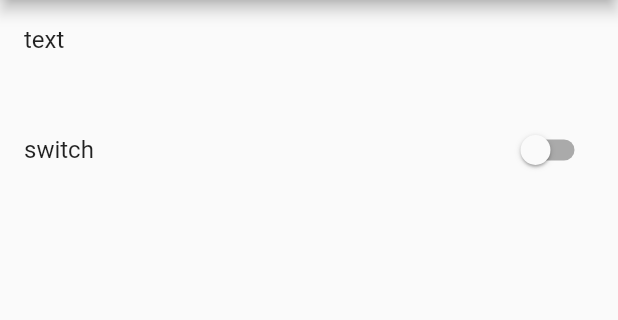
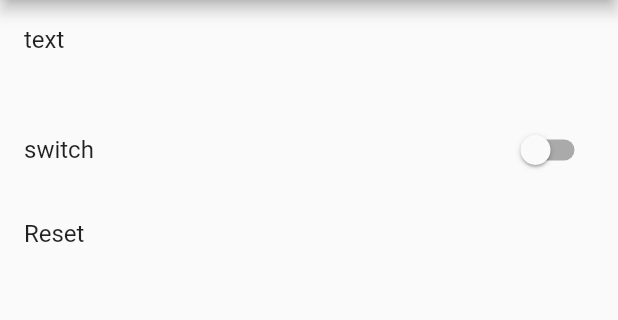
Before and after one commit to mitchibu/test_calendar, a Flutter app: the screen it shows after launch, after a tap on the "settings" icon, on a phone screen of 412 x 824 dp, the part 84-404 px from its top. Run offline on Flutter 3.47's test engine with Material 2 defaults, Android fonts, the phone set to English and light mode, and no system bars; our stand-ins replace flutter_svg, package_info, page_transition, sembast, shared_preferences; generated files the repository leaves out were written again.

Commit message:
saved to db

```diff
--- a/lib/main.dart
+++ b/lib/main.dart
@@ -5,7 +5,6 @@ import 'package:provider/provider.dart';
 
 import 'model.dart';
 import 'repo/db.dart';
-import 'repo/sample.dart';
 import 'ui/splash/main.dart';
 import 'ui/top/main.dart';
 
@@ -18,8 +17,7 @@ class MyApp extends StatelessWidget {
           await Future<dynamic>.delayed(Duration(milliseconds: 2000));
           return AppModel(
             packageInfo: await PackageInfo.fromPlatform(),
-            sampleRepository: SampleRepository(),
-            databaseRepositoty: DatabaseRepositoty(),
+            databaseRepository: DatabaseRepository(),
           );
         },
         child: Consumer<AppModel>(
--- a/lib/model.dart
+++ b/lib/model.dart
@@ -1,12 +1,10 @@
 import 'package:package_info/package_info.dart';
 
 import 'repo/db.dart';
-import 'repo/sample.dart';
 
 class AppModel {
-  AppModel({this.packageInfo, this.sampleRepository, this.databaseRepositoty});
+  AppModel({this.packageInfo, this.databaseRepository});
 
   final PackageInfo packageInfo;
-  final SampleRepository sampleRepository;
-  final DatabaseRepositoty databaseRepositoty;
+  final DatabaseRepository databaseRepository;
 }
--- a/lib/repo/db.dart
+++ b/lib/repo/db.dart
@@ -7,18 +7,13 @@ import 'package:sembast/sembast_io.dart';
 
 import 'model/model.dart';
 
-class DatabaseRepositoty {
+class DatabaseRepository {
   Database _database;
-  DatabaseRepositoty() {
-    _test();
-  }
 
   Future<Database> get _db async {
     if (_database == null) {
       var dir = await getApplicationDocumentsDirectory();
-      // make sure it exists
       await dir.create(recursive: true);
-      // build the database path
       var dbPath = join(dir.path, 'my_database.db');
       DatabaseFactory dbFactory = databaseFactoryIo;
       _database = await dbFactory.openDatabase(dbPath);
@@ -26,6 +21,33 @@ class DatabaseRepositoty {
     return _database;
   }
 
+  Future<List<Calendar>> findCalendar(
+      DateTime startDate, DateTime endDate) async {
+    var list = List<Calendar>();
+    var store = intMapStoreFactory.store('calendar');
+    var records = await store.find(await _db,
+        finder: Finder(
+          filter: Filter.and([
+            Filter.greaterThanOrEquals(
+                'date', startDate.millisecondsSinceEpoch),
+            Filter.lessThanOrEquals('date', endDate.millisecondsSinceEpoch)
+          ]),
+        ));
+    records.forEach((record) {
+      list.add(Calendar.fromJson(record.value)..id = record.key);
+    });
+    return list;
+  }
+
+  Future putCalendar(Calendar calendar) async {
+    var store = intMapStoreFactory.store('calendar');
+    if (calendar.id == null) {
+      return store.add(await _db, calendar.toJson());
+    } else {
+      return store.record(calendar.id).put(await _db, calendar.toJson());
+    }
+  }
+/*
   Future<List<Shop>> get fetch async {
     var list = List<Shop>();
     var store = intMapStoreFactory.store('shop');
@@ -86,5 +108,5 @@ class DatabaseRepositoty {
     // records.forEach((record) {
     //   print(record.toString());
     // });
-  }
+  }*/
 }
--- a/lib/repo/model/model.dart
+++ b/lib/repo/model/model.dart
@@ -2,16 +2,27 @@ import 'package:json_annotation/json_annotation.dart';
 
 part 'model.g.dart';
 
-class DayInfo {
-  var isHover = false;
-  var color = 0;
-  var icons = List<String>();
+@JsonSerializable()
+class Calendar {
+  Calendar({this.id, this.date, this.color, this.icons});
+
+  @JsonKey(ignore: true)
+  int id;
+  int date;
+  int color;
+  List<String> icons;
+
+  factory Calendar.fromJson(Map<String, dynamic> json) =>
+      _$CalendarFromJson(json);
+  Map<String, dynamic> toJson() => _$CalendarToJson(this);
 }
 
-const kTypeTop = 0;
-const kTypeLogin = 1;
-const kTypeDbList = 2;
-const kTypeGrid = 3;
+class DayInfo {
+  int id;
+  bool isHover = false;
+  int color = 0;
+  List<String> icons = List<String>();
+}
 
 class Item {
   Item(this.title, this.type);
--- a/lib/repo/sample.dart
+++ /dev/null
@@ -1,14 +0,0 @@
-import 'model/model.dart';
-
-class SampleRepository {
-  final _items = [
-    Item('login', kTypeLogin),
-    Item('top', kTypeTop),
-    Item('db_list', kTypeDbList),
-    Item('grid', kTypeGrid),
-  ];
-
-  Future<List<Item>> list() {
-    return Future.value(_items);
-  }
-}
--- a/lib/ui/settings/main.dart
+++ b/lib/ui/settings/main.dart
@@ -3,13 +3,30 @@ import 'package:shared_preferences/shared_preferences.dart';
 
 import '../view/preference_view.dart';
 
-typedef PreferenceBuilder = Preference Function(SharedPreferences sp);
+typedef PreferenceBuilder = Widget Function(SharedPreferences sp);
 
-class SettingsPage extends StatelessWidget {
+class SettingsPage extends StatefulWidget {
+  @override
+  State<StatefulWidget> createState() => SettingsPageState();
+}
+
+class SettingsPageState extends State<SettingsPage> {
   final preferences = <PreferenceBuilder>[
     (sp) => TextPreference(sp, 'key_text', 'text'),
     (sp) => SwitchPreference(sp, 'key_switch', 'switch'),
   ];
+
+  @override
+  void initState() {
+    preferences.add((sp) => ListTile(
+          title: Text('Reset'),
+          onTap: () {
+            sp.clear();
+            setState(() {});
+          },
+        ));
+    super.initState();
+  }
 
   @override
   Widget build(BuildContext context) => Scaffold(
--- a/lib/ui/top/main.dart
+++ b/lib/ui/top/main.dart
@@ -45,7 +45,7 @@ class CalendarPage extends StatelessWidget {
   @override
   Widget build(BuildContext context) => Provider<CalendarModel>(
         builder: (_) =>
-            CalendarModel(Provider.of<AppModel>(context).sampleRepository),
+            CalendarModel(Provider.of<AppModel>(context).databaseRepository),
         dispose: (_, model) => model.dispose(),
         child: Builder(
           builder: (context) => _build(context),
--- a/lib/ui/top/model.dart
+++ b/lib/ui/top/model.dart
@@ -1,13 +1,13 @@
 import 'dart:async';
 
-import '../../repo/sample.dart';
+import '../../repo/db.dart';
 import '../../util/bloc.dart';
 import '../../repo/model/model.dart';
 
 class CalendarModel extends BlocModel {
   CalendarModel(this.repository) : super();
 
-  final SampleRepository repository;
+  final DatabaseRepository repository;
 
   final _navigationController = StreamController<int>();
   Stream<int> get navigation => _navigationController.stream;
@@ -18,10 +18,7 @@ class CalendarModel extends BlocModel {
   final _calendarController = StreamController<Map<DateTime, DayInfo>>();
   Stream<Map<DateTime, DayInfo>> get calendar => _calendarController.stream;
 
-  final test = <DateTime, DayInfo>{
-    DateTime(DateTime.now().year, DateTime.now().month, DateTime.now().day):
-        DayInfo()..color = 0xffff0000
-  };
+  final data = Map<DateTime, DayInfo>();
 
   void dispose() {
     super.dispose();
@@ -31,17 +28,33 @@ class CalendarModel extends BlocModel {
   }
 
   @override
-  void onEvent(Event event) {
+  void onEvent(Event event) async {
     print('onEvent: $event');
     if (event is UpdateCalendarEvent) {
-      test[event.date] = event.data;
-      _calendarController.sink.add(test);
+      data[event.date] = event.data;
+      final calendar = Calendar(
+        id: event.data.id,
+        date: event.date.millisecondsSinceEpoch,
+        color: event.data.color,
+        icons: event.data.icons,
+      );
+      repository.putCalendar(calendar);
+      _calendarController.sink.add(data);
     } else if (event is UpdateNavigationEvent) {
       _navigationController.sink.add(event.position);
       _paletteController.sink.add(event.position);
     } else if (event is LoadCalendarEvent) {
+      data.clear();
       print('load: ${event.startDate} - ${event.endDate}');
-      _calendarController.sink.add(test);
+      final calendar =
+          await repository.findCalendar(event.startDate, event.endDate);
+      calendar.forEach((item) {
+        final day = DayInfo();
+        day.color = item.color;
+        day.icons.addAll(item.icons);
+        data[DateTime.fromMillisecondsSinceEpoch(item.date)] = day;
+      });
+      _calendarController.sink.add(data);
     }
   }
 }
```
Also changed, not shown: lib/repo/model/model.g.dart.
